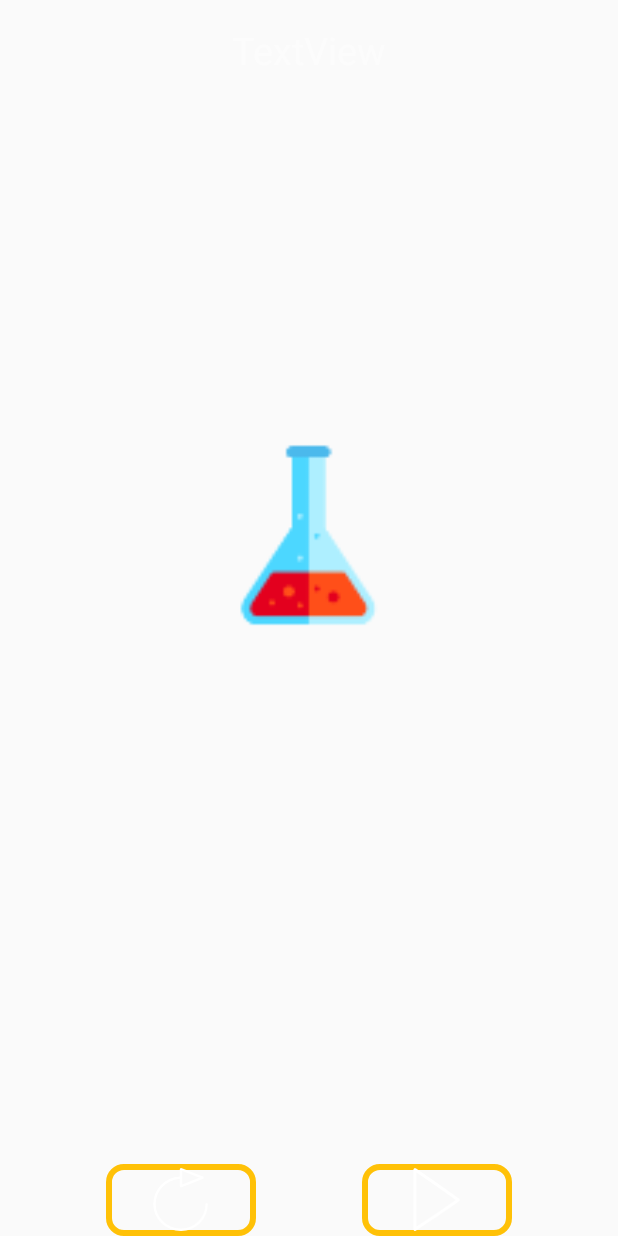
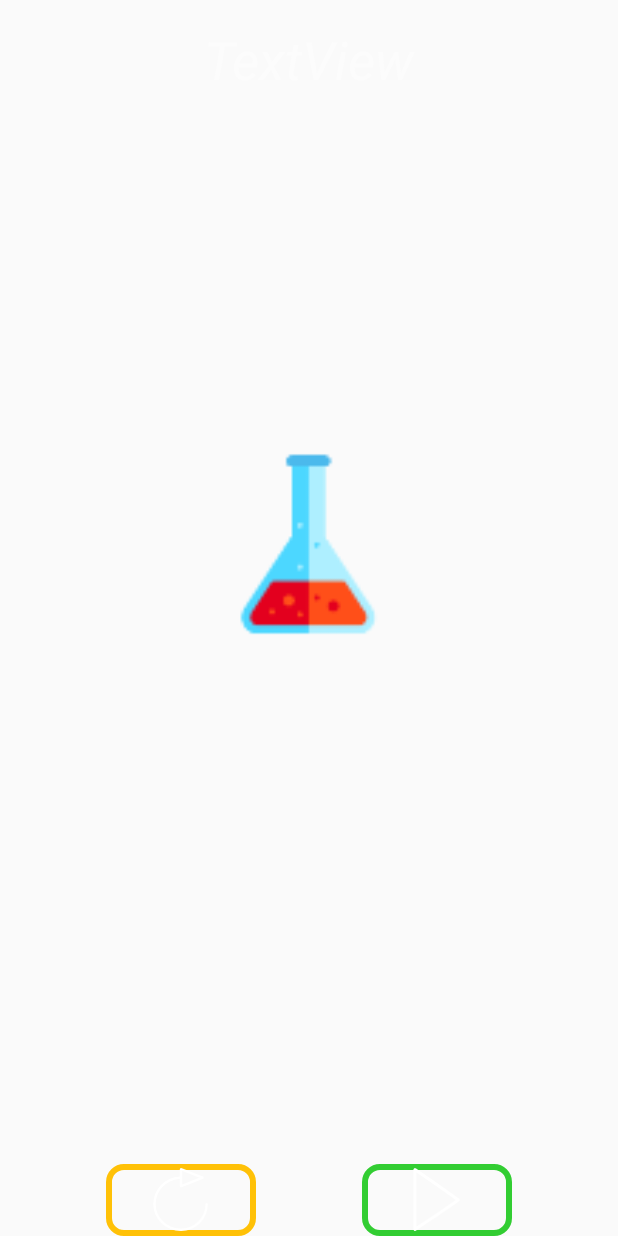
Before and after one commit to CumaSoyak/Wise-UP, an Android app: the layout basla_dialog.xml on its own in the app's theme, with its tools: preview values and no code run, on a phone screen of 412 x 824 dp. Run offline under Robolectric (Android 15) with nearby library versions, the phone set to English and light mode, and no system bars.

```diff
--- /dev/null
+++ b/app/src/main/res/drawable/play_button.xml
@@ -0,0 +1,13 @@
+<?xml version="1.0" encoding="utf-8"?>
+<selector xmlns:android="http://schemas.android.com/apk/res/android">
+<item>
+    <shape xmlns:android="http://schemas.android.com/apk/res/android"
+        android:shape="rectangle">
+        <stroke
+            android:width="4dp"
+            android:color="@color/yesil" />
+        <corners android:radius= "10dp" />
+    </shape>
+</item>
+
+</selector>
--- a/app/src/main/res/layout/basla_dialog.xml
+++ b/app/src/main/res/layout/basla_dialog.xml
@@ -9,7 +9,6 @@
     android:orientation="vertical"
     >
     <!--#80000000 bu renk hafif siyah -->
-    <!-- TODO: Update blank fragment layout -->
     <TextView
         android:id="@+id/main_kategoriadi"
         android:layout_width="wrap_content"
@@ -17,7 +16,8 @@
         android:layout_marginTop="16dp"
         android:text="TextView"
         android:textColor="@color/backgroundcolor"
-        android:textSize="25dp"
+        android:textSize="35dp"
+        android:textStyle="italic"
         app:layout_constraintEnd_toEndOf="parent"
         app:layout_constraintStart_toStartOf="parent"
         app:layout_constraintTop_toTopOf="parent" />
@@ -41,7 +41,7 @@
         android:layout_height="wrap_content"
         android:layout_marginEnd="16dp"
         android:layout_marginStart="8dp"
-        android:background="@drawable/play_and_replay_button"
+        android:background="@drawable/play_button"
         android:src="@drawable/play"
         app:layout_constraintBottom_toBottomOf="parent"
         app:layout_constraintEnd_toEndOf="parent"
@@ -54,7 +54,7 @@
         android:layout_height="wrap_content"
         android:layout_marginEnd="8dp"
         android:layout_marginStart="16dp"
-        android:background="@drawable/play_and_replay_button"
+        android:background="@drawable/replay_button"
         android:src="@drawable/replay"
         app:layout_constraintBottom_toBottomOf="parent"
         app:layout_constraintEnd_toStartOf="@+id/main_basla_buton"
```
Also changed, not shown: app/src/main/res/drawable/replay_button.xml (renamed from app/src/main/res/drawable/play_and_replay_button.xml).
